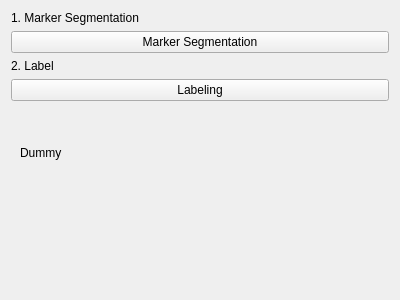
The window that Apps/SpineRobotic/view/SegmentationWidget.ui (wuzhuobin/MITK-Project) describes before a commit, drawn with Qt 5.
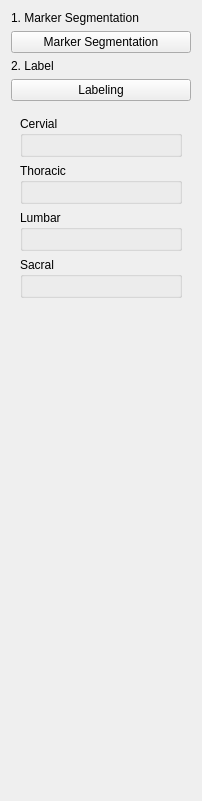
The same window after the commit. The open tabs and pages were chosen to show the change.

The edit to the form file:
```diff
--- a/Apps/SpineRobotic/view/SegmentationWidget.ui
+++ b/Apps/SpineRobotic/view/SegmentationWidget.ui
@@ -6,8 +6,8 @@
    <rect>
     <x>0</x>
     <y>0</y>
-    <width>400</width>
-    <height>300</height>
+    <width>202</width>
+    <height>801</height>
    </rect>
   </property>
   <property name="windowTitle">
@@ -44,8 +44,11 @@
    </item>
    <item>
     <widget class="QStackedWidget" name="stackedWidget">
-     <widget class="QWidget" name="page">
-      <layout class="QHBoxLayout" name="horizontalLayout">
+     <property name="currentIndex">
+      <number>0</number>
+     </property>
+     <widget class="QWidget" name="pageDummy">
+      <layout class="QVBoxLayout" name="verticalLayout_4">
        <item>
         <widget class="QLabel" name="label_3">
          <property name="text">
@@ -55,7 +58,62 @@
        </item>
       </layout>
      </widget>
-     <widget class="QWidget" name="page_2"/>
+     <widget class="QWidget" name="pageMarkerSegmentation">
+      <layout class="QVBoxLayout" name="verticalLayout_3">
+       <item>
+        <widget class="QGroupBox" name="groupBoxCervial">
+         <property name="title">
+          <string>Cervial</string>
+         </property>
+         <layout class="QGridLayout" name="gridLayoutCervial"/>
+        </widget>
+       </item>
+       <item>
+        <widget class="QGroupBox" name="groupBoxThracic">
+         <property name="title">
+          <string>Thoracic</string>
+         </property>
+         <layout class="QGridLayout" name="gridLayoutThracic"/>
+        </widget>
+       </item>
+       <item>
+        <widget class="QGroupBox" name="groupBoxLumbar">
+         <property name="title">
+          <string>Lumbar</string>
+         </property>
+         <layout class="QGridLayout" name="gridLayoutLumbar"/>
+        </widget>
+       </item>
+       <item>
+        <widget class="QGroupBox" name="groupBoxSacral">
+         <property name="title">
+          <string>Sacral</string>
+         </property>
+         <layout class="QGridLayout" name="gridLayoutSacral"/>
+        </widget>
+       </item>
+       <item>
+        <spacer name="verticalSpacer_2">
+         <property name="orientation">
+          <enum>Qt::Vertical</enum>
+         </property>
+         <property name="sizeHint" stdset="0">
+          <size>
+           <width>20</width>
+           <height>178</height>
+          </size>
+         </property>
+        </spacer>
+       </item>
+      </layout>
+     </widget>
+     <widget class="QWidget" name="pageLabel">
+      <layout class="QVBoxLayout" name="verticalLayout_2">
+       <item>
+        <widget class="QLabel" name="label_4">
+         <property name="text">
+          <string>Label</string>
+         </property>
     </widget>
    </item>
    <item>
@@ -70,6 +128,10 @@
       </size>
      </property>
     </spacer>
+       </item>
+      </layout>
+     </widget>
+    </widget>
    </item>
   </layout>
  </widget>
```
Lines whose indentation alone changed are shown as unchanged.
